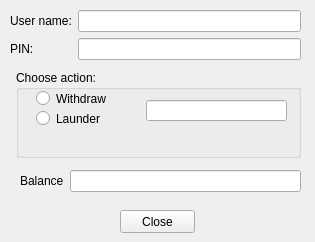
First picture: the form in FormWidget.ui, repository NadiaStrashnikova/Homework-ATM, before the edit.
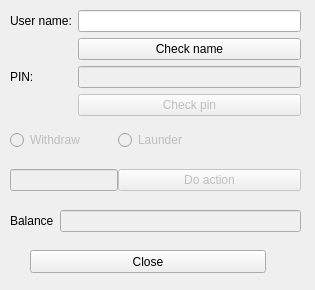
Second picture: the form after the edit.

Commit message: Works only with correct data. Level one - all functions are in the file of form.

Patch:
```diff
--- a/FormWidget.ui
+++ b/FormWidget.ui
@@ -7,44 +7,22 @@
     <x>0</x>
     <y>0</y>
     <width>315</width>
-    <height>242</height>
+    <height>290</height>
    </rect>
   </property>
   <property name="windowTitle">
    <string>Form</string>
   </property>
-  <widget class="QWidget" name="formLayoutWidget_2">
-   <property name="geometry">
-    <rect>
-     <x>20</x>
-     <y>170</y>
-     <width>281</width>
-     <height>31</height>
-    </rect>
-   </property>
-   <layout class="QFormLayout" name="formLayout_2">
-    <item row="0" column="0">
-     <widget class="QLabel" name="lbl_Balance">
-      <property name="text">
-       <string>Balance</string>
-      </property>
-     </widget>
-    </item>
-    <item row="0" column="1">
-     <widget class="QLineEdit" name="le_Balance"/>
-    </item>
-   </layout>
-  </widget>
   <widget class="QWidget" name="formLayoutWidget">
    <property name="geometry">
     <rect>
      <x>10</x>
      <y>10</y>
      <width>291</width>
-     <height>51</height>
+     <height>111</height>
     </rect>
    </property>
-   <layout class="QFormLayout" name="formLayout">
+   <layout class="QFormLayout" name="frml_login">
     <item row="0" column="0">
      <widget class="QLabel" name="lbl_UserName">
       <property name="text">
@@ -56,23 +34,125 @@
      <widget class="QLineEdit" name="le_UserName"/>
     </item>
     <item row="1" column="0">
+     <spacer name="horizontalSpacer">
+      <property name="orientation">
+       <enum>Qt::Horizontal</enum>
+      </property>
+      <property name="sizeHint" stdset="0">
+       <size>
+        <width>40</width>
+        <height>20</height>
+       </size>
+      </property>
+     </spacer>
+    </item>
+    <item row="1" column="1">
+     <widget class="QPushButton" name="btn_CheckName">
+      <property name="text">
+       <string>Check name</string>
+      </property>
+     </widget>
+    </item>
+    <item row="2" column="0">
      <widget class="QLabel" name="lbl_PIN">
       <property name="text">
        <string>PIN:</string>
       </property>
      </widget>
     </item>
+    <item row="2" column="1">
+     <widget class="QLineEdit" name="le_PIN">
+      <property name="enabled">
+       <bool>false</bool>
+      </property>
+     </widget>
+    </item>
+    <item row="3" column="1">
+     <widget class="QPushButton" name="btn_CheckPin">
+      <property name="enabled">
+       <bool>false</bool>
+      </property>
+      <property name="text">
+       <string>Check pin</string>
+      </property>
+     </widget>
+    </item>
+   </layout>
+  </widget>
+  <widget class="QWidget" name="formLayoutWidget_3">
+   <property name="geometry">
+    <rect>
+     <x>10</x>
+     <y>130</y>
+     <width>291</width>
+     <height>61</height>
+    </rect>
+   </property>
+   <layout class="QFormLayout" name="frml_action">
+    <property name="horizontalSpacing">
+     <number>0</number>
+    </property>
+    <property name="verticalSpacing">
+     <number>0</number>
+    </property>
+    <item row="6" column="0">
+     <widget class="QLineEdit" name="le_SumToOperate">
+      <property name="enabled">
+       <bool>false</bool>
+      </property>
+     </widget>
+    </item>
+    <item row="1" column="0">
+     <widget class="QRadioButton" name="rb_withdraw">
+      <property name="enabled">
+       <bool>false</bool>
+      </property>
+      <property name="text">
+       <string>Withdraw</string>
+      </property>
+     </widget>
+    </item>
+    <item row="3" column="0">
+     <spacer name="verticalSpacer">
+      <property name="orientation">
+       <enum>Qt::Vertical</enum>
+      </property>
+      <property name="sizeHint" stdset="0">
+       <size>
+        <width>18</width>
+        <height>12</height>
+       </size>
+      </property>
+     </spacer>
+    </item>
     <item row="1" column="1">
-     <widget class="QLineEdit" name="le_PIN"/>
+     <widget class="QRadioButton" name="rb_launder">
+      <property name="enabled">
+       <bool>false</bool>
+      </property>
+      <property name="text">
+       <string>Launder</string>
+      </property>
+     </widget>
+    </item>
+    <item row="6" column="1">
+     <widget class="QPushButton" name="pushButton">
+      <property name="enabled">
+       <bool>false</bool>
+      </property>
+      <property name="text">
+       <string>Do action</string>
+      </property>
+     </widget>
     </item>
    </layout>
   </widget>
   <widget class="QPushButton" name="Btn_Close">
    <property name="geometry">
     <rect>
-     <x>120</x>
-     <y>210</y>
-     <width>75</width>
+     <x>30</x>
+     <y>250</y>
+     <width>236</width>
      <height>23</height>
     </rect>
    </property>
@@ -84,68 +164,24 @@
    <property name="geometry">
     <rect>
      <x>10</x>
-     <y>70</y>
+     <y>210</y>
      <width>291</width>
-     <height>91</height>
+     <height>31</height>
     </rect>
    </property>
-   <layout class="QFormLayout" name="formLayout_3">
+   <layout class="QFormLayout" name="formLayout">
+    <item row="0" column="0">
+     <widget class="QLabel" name="lbl_Balance">
+      <property name="text">
+       <string>Balance</string>
+      </property>
+     </widget>
+    </item>
     <item row="0" column="1">
-     <widget class="QGroupBox" name="gb_action">
+     <widget class="QLineEdit" name="le_Balance">
       <property name="enabled">
-       <bool>true</bool>
+       <bool>false</bool>
       </property>
-      <property name="sizePolicy">
-       <sizepolicy hsizetype="Preferred" vsizetype="Preferred">
-        <horstretch>0</horstretch>
-        <verstretch>0</verstretch>
-       </sizepolicy>
-      </property>
-      <property name="minimumSize">
-       <size>
-        <width>0</width>
-        <height>88</height>
-       </size>
-      </property>
-      <property name="title">
-       <string>Choose action:</string>
-      </property>
-      <widget class="QRadioButton" name="rb_withdraw">
-       <property name="geometry">
-        <rect>
-         <x>20</x>
-         <y>20</y>
-         <width>82</width>
-         <height>17</height>
-        </rect>
-       </property>
-       <property name="text">
-        <string>Withdraw</string>
-       </property>
-      </widget>
-      <widget class="QRadioButton" name="rb_launder">
-       <property name="geometry">
-        <rect>
-         <x>20</x>
-         <y>40</y>
-         <width>82</width>
-         <height>17</height>
-        </rect>
-       </property>
-       <property name="text">
-        <string>Launder</string>
-       </property>
-      </widget>
-      <widget class="QLineEdit" name="le_SumToOperate">
-       <property name="geometry">
-        <rect>
-         <x>130</x>
-         <y>30</y>
-         <width>141</width>
-         <height>21</height>
-        </rect>
-       </property>
-      </widget>
      </widget>
     </item>
    </layout>
```
Left out of the diff: 2 changed lines with no effect on the pictures. The commit also changes 3 other files.
